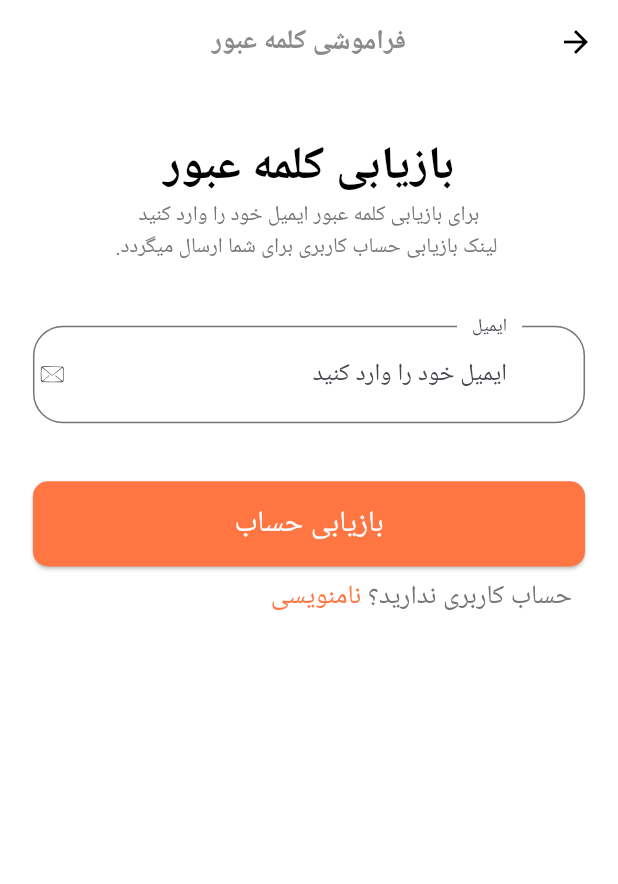
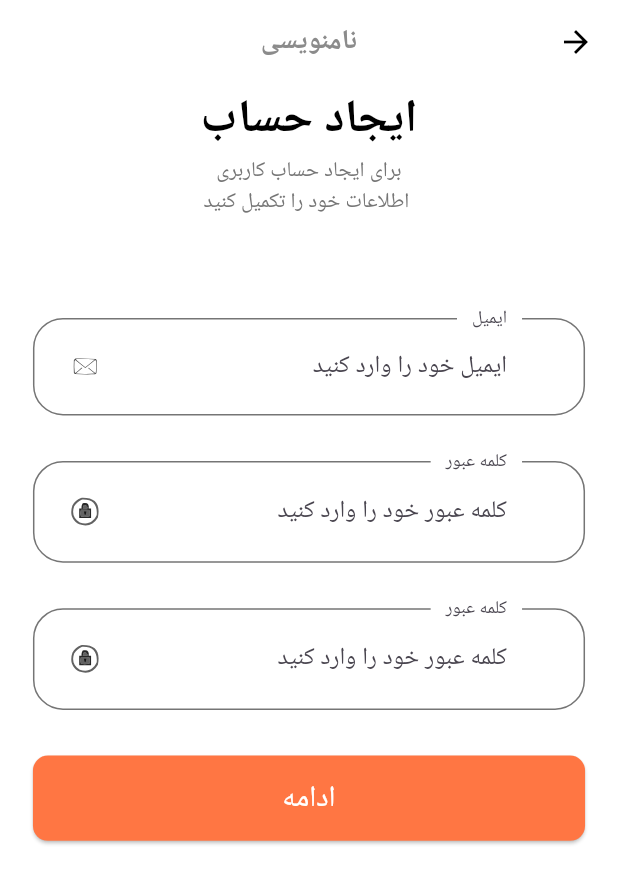
Before and after one commit to iam-hosseindarvishi/sadra_store, a Flutter app: the ForgotPasswordScreen screen opened by its route, after a tap on "بازیابی حساب", after a tap on "نامنویسی", on a phone screen of 412 x 824 dp. Shown: the top 884 px of the screen. Run offline on Flutter 3.47's test engine with Material 2 defaults, Android fonts, the phone set to English and light mode, and no system bars; our stand-ins replace email_validator, flutter_svg; missing offline and left inert: dart:ffi; Roboto replaces fonts that are missing (Vazir).

Commit message:
sign up screen complated design

```diff
--- a/lib/components/custom_surffix_icon.dart
+++ b/lib/components/custom_surffix_icon.dart
@@ -11,8 +11,8 @@ class CustomSurffixIcon extends StatelessWidget {
   @override
   Widget build(BuildContext context) {
     return Padding(
-      padding: EdgeInsets.fromLTRB(0, getProportionateScreenWidth(20),
-          getProportionateScreenWidth(20), getProportionateScreenWidth(20)),
+      padding: EdgeInsets.fromLTRB(getProportionateScreenWidth(20),
+          getProportionateScreenWidth(20), 0, getProportionateScreenWidth(20)),
       child: SvgPicture.asset(
         svgIcon,
         height: getProportionateScreenWidth(18),
--- a/lib/components/no_account_text.dart
+++ b/lib/components/no_account_text.dart
@@ -1,4 +1,5 @@
 import 'package:flutter/material.dart';
+import 'package:sadra_store/screens/sign_up/sign_up_screen.dart';
 
 import '../constants.dart';
 import '../screens/forgot_password/forgot_password_screen.dart';
@@ -14,8 +15,7 @@ class NoAccountText extends StatelessWidget {
         Text("  حساب کاربری ندارید؟",
             style: TextStyle(fontSize: getProportionateScreenWidth(16))),
         GestureDetector(
-          onTap: () => Navigator.popAndPushNamed(
-              context, ForgotPasswordScreen.routeName),
+          onTap: () => Navigator.pushNamed(context, SignUpScreen.routeName),
           child: Text(
             " نامنویسی ",
             style: TextStyle(
--- a/lib/constants.dart
+++ b/lib/constants.dart
@@ -1,4 +1,6 @@
 import 'package:flutter/material.dart';
+
+import 'size_config.dart';
 
 const kPrimaryColor = Color(0xFFFF7643);
 const kPrimaryLightColor = Color(0xFFFFECDF);
@@ -18,3 +20,11 @@ const String kInvalidemailError = "ایمیل وارد شده معتبر نمی
 const String kPassNullError = "کلمه عبور نمیتواند خالی باشد";
 const String kShortPassError = "کلمه عبور بسیار کوتاه است";
 const String kMatchPassError = "کلمه عبور وارد شده صحیح نمیباشد";
+
+// heading style
+
+final headingStyle = TextStyle(
+    fontSize: getProportionateScreenWidth(28),
+    fontWeight: FontWeight.bold,
+    color: Colors.black,
+    height: 1.5);
--- a/lib/routs.dart
+++ b/lib/routs.dart
@@ -1,10 +1,12 @@
 import 'package:flutter/material.dart';
 import 'package:sadra_store/screens/forgot_password/forgot_password_screen.dart';
 import 'package:sadra_store/screens/sign_in/sign_in_screen.dart';
+import 'package:sadra_store/screens/sign_up/sign_up_screen.dart';
 import '../screens/splash/splash_screen.dart';
 
 final Map<String, WidgetBuilder> routes = {
   SplashScreen.routeName: (context) => SplashScreen(),
   SignInScreen.routeName: (context) => const SignInScreen(),
   ForgotPasswordScreen.routeName: (context) => const ForgotPasswordScreen(),
+  SignUpScreen.routeName: (context) => const SignUpScreen(),
 };
--- a/lib/screens/sign_in/components/sign_form.dart
+++ b/lib/screens/sign_in/components/sign_form.dart
@@ -50,7 +50,7 @@ class _SignFormState extends State<SignForm> {
                 const Text("مرا به خاطر بسپار"),
                 const Spacer(),
                 GestureDetector(
-                  onTap: () => Navigator.popAndPushNamed(
+                  onTap: () => Navigator.pushNamed(
                       context, ForgotPasswordScreen.routeName),
                   child: const Text(
                     "فراموشی کلمه عبور!",
--- /dev/null
+++ b/lib/screens/sign_up/components/body.dart
@@ -0,0 +1,34 @@
+import 'package:flutter/material.dart';
+import 'package:sadra_store/constants.dart';
+import 'package:sadra_store/size_config.dart';
+import 'sign_up_form.dart';
+
+class Body extends StatelessWidget {
+  const Body({Key? key}) : super(key: key);
+
+  @override
+  Widget build(BuildContext context) {
+    return SizedBox(
+      width: double.infinity,
+      child: Column(
+        children: [
+          Text(
+            "ایجاد حساب",
+            style: headingStyle,
+          ),
+          const Text(
+            "برای ایجاد حساب کاربری \n اطلاعات خود را تکمیل کنید",
+            textAlign: TextAlign.center,
+          ),
+          SizedBox(
+            height: SizeConfig.screenHeight * 0.08,
+          ),
+          const SignUpForm(),
+          SizedBox(
+            height: SizeConfig.screenHeight * 0.08,
+          ),
+        ],
+      ),
+    );
+  }
+}
--- /dev/null
+++ b/lib/screens/sign_up/components/sign_up_form.dart
@@ -0,0 +1,114 @@
+import 'package:email_validator/email_validator.dart';
+import 'package:flutter/material.dart';
+
+import '../../../components/custom_surffix_icon.dart';
+import '../../../components/default_button.dart';
+import '../../../constants.dart';
+import '../../../size_config.dart';
+
+class SignUpForm extends StatefulWidget {
+  const SignUpForm({Key? key}) : super(key: key);
+
+  @override
+  _SignUpForm createState() => _SignUpForm();
+}
+
+class _SignUpForm extends State<SignUpForm> {
+  final _formKey = GlobalKey<FormState>();
+  final TextEditingController _emailController = TextEditingController();
+  final TextEditingController _passwordController = TextEditingController();
+  final TextEditingController _confirmPasswordController =
+      TextEditingController();
+  @override
+  Widget build(BuildContext context) {
+    return Form(
+        key: _formKey,
+        child: SizedBox(
+            width: double.infinity,
+            child: SingleChildScrollView(
+              child: Padding(
+                padding: EdgeInsets.symmetric(
+                    horizontal: getProportionateScreenWidth(20)),
+                child: Column(
+                  children: [
+                    buildEmailFormField(_emailController),
+                    SizedBox(
+                      height: getProportionateScreenHeight(30),
+                    ),
+                    buildPasswordFormField(_passwordController, "کلمه عبور",
+                        "کلمه عبور را وارد کنید"),
+                    SizedBox(
+                      height: getProportionateScreenHeight(30),
+                    ),
+                    buildPasswordFormField(_confirmPasswordController,
+                        "تکرار کلمه عبور", "کلمه عبور خود را تکرار کنید"),
+                    SizedBox(
+                      height: getProportionateScreenHeight(30),
+                    ),
+                    DefaultButton(
+                        text: "ادامه",
+                        press: () {
+                          if (_formKey.currentState!.validate()) {
+                            if (_passwordController.text !=
+                                _confirmPasswordController.text) {
+                              ScaffoldMessenger.of(context).showSnackBar(
+                                  const SnackBar(
+                                      content: Text(
+                                          "رمز عبور و تکرار آن یکسان نیست")));
+                            }
+                          }
+                        })
+                  ],
+                ),
+              ),
+            )));
+  }
+}
+
+TextFormField buildEmailFormField(TextEditingController emailController) {
+  return TextFormField(
+    controller: emailController,
+    keyboardType: TextInputType.emailAddress,
+    validator: (value) {
+      if (value == null || value.isEmpty) {
+        return kEmailNullError;
+      }
+      if (!EmailValidator.validate(value, true)) {
+        return kInvalidemailError;
+      }
+      return null;
+    },
+    decoration: const InputDecoration(
+      labelText: "ایمیل",
+      hintText: "ایمیل خود را وارد کنید",
+      floatingLabelBehavior: FloatingLabelBehavior.always,
+      suffixIcon: CustomSurffixIcon(svgIcon: "assets/icons/Mail.svg"),
+    ),
+  );
+}
+
+TextFormField buildPasswordFormField(
+    TextEditingController passwordController, String text, String hintText) {
+  return TextFormField(
+    controller: passwordController,
+    keyboardType: TextInputType.visiblePassword,
+    validator: (value) {
+      if (value == null || value.isEmpty) {
+        return kPassNullError;
+      } else if (value.length < 8) {
+        return kShortPassError;
+      }
+      return null;
+    },
+    obscureText: true,
+    decoration: const InputDecoration(
+      labelText: "کلمه عبور",
+      hintText: "کلمه عبور خود را وارد کنید",
+      floatingLabelBehavior: FloatingLabelBehavior.always,
+      suffixIcon: Padding(
+        padding: EdgeInsets.all(2),
+        child: CustomSurffixIcon(svgIcon: "assets/icons/Secure.svg"),
+      ),
+    ),
+  );
+}
--- /dev/null
+++ b/lib/screens/sign_up/sign_up_screen.dart
@@ -0,0 +1,21 @@
+import 'package:flutter/material.dart';
+
+import 'components/body.dart';
+
+class SignUpScreen extends StatelessWidget {
+  static String routeName = "/sign_up";
+  const SignUpScreen({Key? key}) : super(key: key);
+
+  @override
+  Widget build(BuildContext context) {
+    return Directionality(
+        textDirection: TextDirection.rtl,
+        child: Scaffold(
+          appBar: AppBar(
+            title: const Text("نامنویسی"),
+            centerTitle: true,
+          ),
+          body: const Body(),
+        ));
+  }
+}
```
